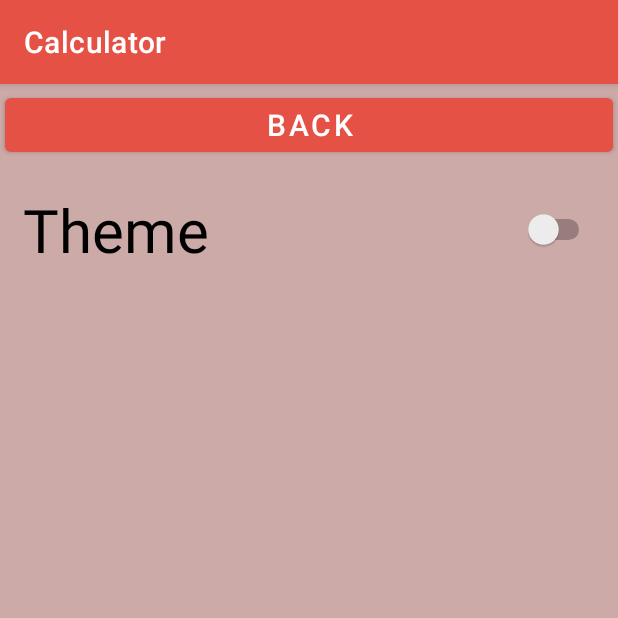
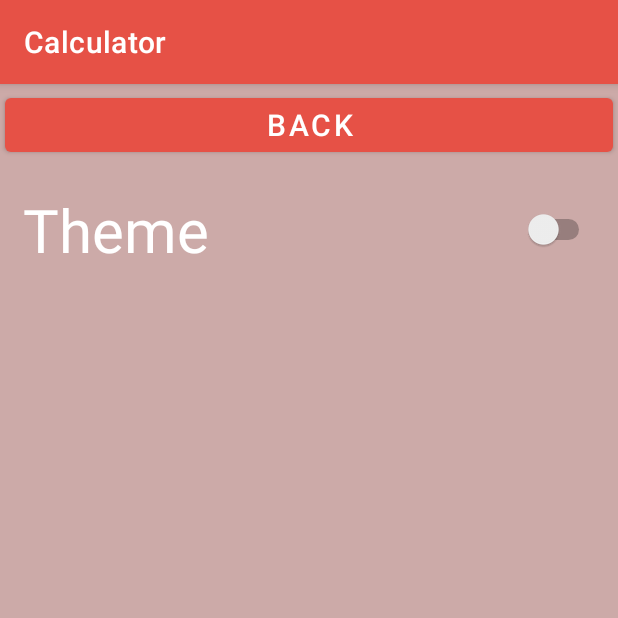
Before and after one commit to SergeyMatyushkin/Calculator1.01, an Android app: the ThemesActivity screen opened directly, with no data from a screen before it, on a phone screen of 412 x 824 dp, the top half of it. Run offline under Robolectric (Android 15) with nearby library versions, the phone set to English and light mode, and no system bars.

```diff
--- a/app/src/main/res/layout/thems.xml
+++ b/app/src/main/res/layout/thems.xml
@@ -1,5 +1,6 @@
 <?xml version="1.0" encoding="utf-8"?>
 <LinearLayout xmlns:android="http://schemas.android.com/apk/res/android"
+    xmlns:tools="http://schemas.android.com/tools"
     android:orientation="vertical"
     android:layout_width="match_parent"
     android:layout_height="match_parent"
@@ -17,5 +18,7 @@
     <Switch
         android:id="@+id/switch1"
         style="@style/thems_style"
-        android:text="Theme" />
+        android:text="@string/theme"
+        tools:ignore="UseSwitchCompatOrMaterialXml" />
+
 </LinearLayout>
--- a/app/src/main/res/values/strings.xml
+++ b/app/src/main/res/values/strings.xml
@@ -23,6 +23,7 @@
     <string name="_Back">Back</string>
     <string name="light">light</string>
     <string name="dark">Dark</string>
+    <string name="theme">Theme</string>
 
 
 </resources>
--- a/app/src/main/res/values/styles.xml
+++ b/app/src/main/res/values/styles.xml
@@ -21,6 +21,7 @@
         <item name="android:padding">@dimen/themes_padding</item>
         <item name="android:layout_margin">@dimen/themes_margin</item>
         <item name="android:textSize">@dimen/themes_text_size</item>
+        <item name="android:textColor">@color/white</item>
     </style>
 
 
```
